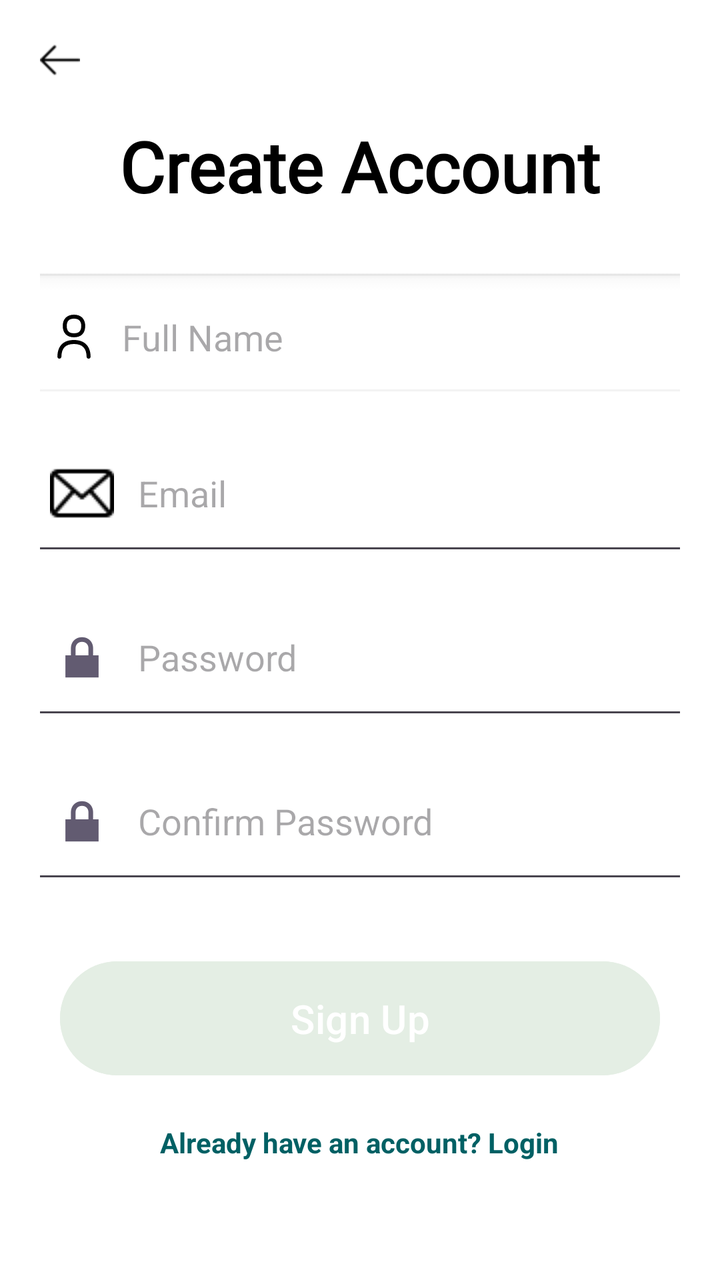
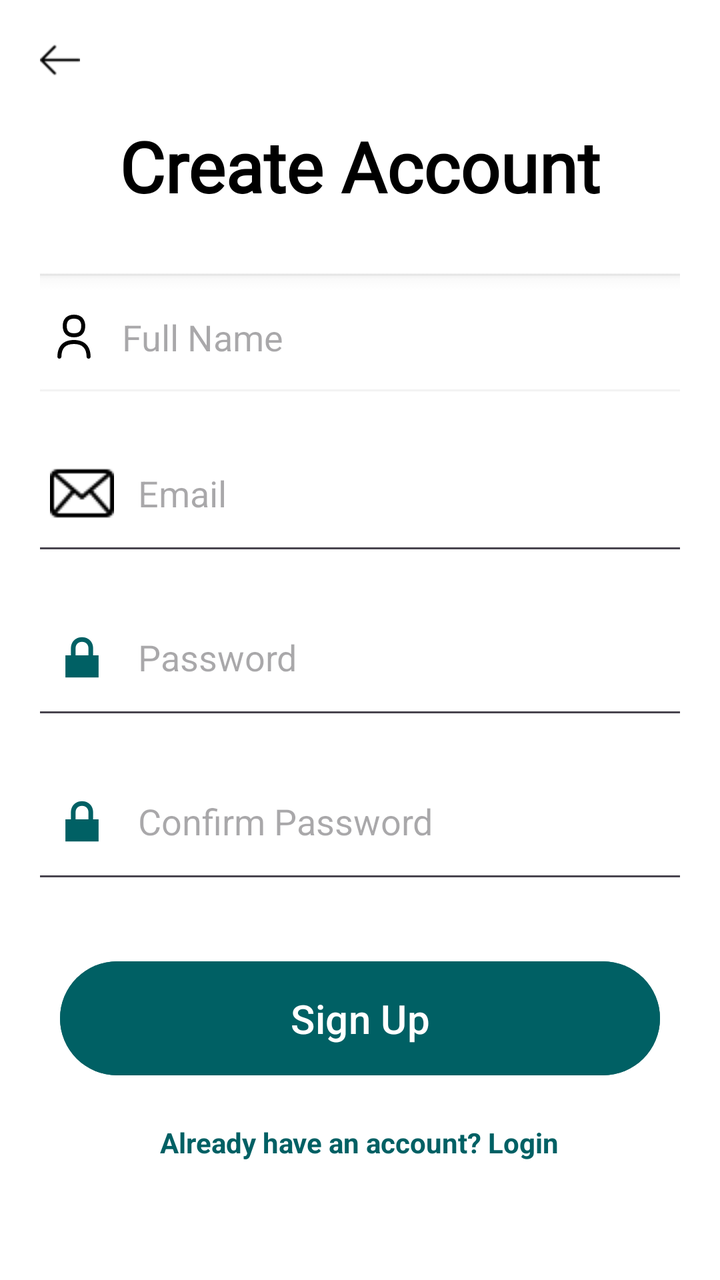

An Android layout rendered at two revisions. The XML below is the earlier revision; the diff shows what the commit changed to produce the second picture.
<!-- AndroidManifest.xml: application theme Theme.HabitMood -->
<!-- res/layout/activity_signup.xml -->
<?xml version="1.0" encoding="utf-8"?>
<androidx.constraintlayout.widget.ConstraintLayout xmlns:android="http://schemas.android.com/apk/res/android"
    xmlns:app="http://schemas.android.com/apk/res-auto"
    xmlns:tools="http://schemas.android.com/tools"
    android:id="@+id/signup"
    android:layout_width="match_parent"
    android:layout_height="match_parent"
    tools:context=".SignUp"
    android:orientation="vertical"
    android:gravity="center"
    android:padding="20dp"
    android:background="@color/white">

    <ImageButton
        android:id="@+id/btnBack"
        android:layout_width="20dp"
        android:layout_height="20dp"
        android:background="?attr/selectableItemBackgroundBorderless"
        android:src="@drawable/back"
        android:contentDescription="Back"
        app:tint="@color/black"
        app:layout_constraintStart_toStartOf="parent"
        app:layout_constraintTop_toTopOf="parent"
        android:scaleType="fitCenter"/>

    <LinearLayout
        android:layout_width="match_parent"
        android:layout_height="wrap_content"
        android:orientation="vertical"
        android:gravity="center"
        app:layout_constraintBottom_toBottomOf="parent"
        app:layout_constraintTop_toTopOf="parent"
        app:layout_constraintStart_toStartOf="parent"
        app:layout_constraintEnd_toEndOf="parent">

        <TextView
            android:layout_width="wrap_content"
            android:layout_height="wrap_content"
            android:text="Create Account"
            android:textSize="35sp"
            android:fontFamily="@font/comfortaa"
            android:textStyle="bold"
            android:textColor="@color/black"
            android:layout_marginBottom="30dp"/>

        <EditText
            android:id="@+id/nameField"
            android:layout_width="350dp"
            android:layout_height="wrap_content"
            android:padding="20dp"
            android:hint="Full Name"
            android:inputType="textPersonName"
            android:background="@android:drawable/edit_text"
            android:drawableStart="@drawable/user"
            android:drawablePadding="12dp"
            android:layout_marginBottom="10dp"/>

        <EditText
            android:id="@+id/emailFieldSignUp"
            android:layout_width="350dp"
            android:layout_height="wrap_content"
            android:padding="20dp"
            android:hint="Email"
            android:inputType="textEmailAddress"
            android:drawableStart="@drawable/email2"
            android:drawablePadding="12dp"
            android:layout_marginBottom="10dp"/>

        <EditText
            android:id="@+id/passwordFieldSignUp"
            android:layout_width="350dp"
            android:layout_height="wrap_content"
            android:padding="20dp"
            android:hint="Password"
            android:inputType="textPassword"
            android:drawableStart="@android:drawable/ic_lock_lock"
            android:drawablePadding="12dp"
            android:layout_marginBottom="10dp"/>

        <EditText
            android:id="@+id/confirmPasswordField"
            android:layout_width="350dp"
            android:layout_height="wrap_content"
            android:padding="20dp"
            android:hint="Confirm Password"
            android:inputType="textPassword"
            android:drawableStart="@android:drawable/ic_lock_lock"
            android:drawablePadding="12dp"
            android:layout_marginBottom="30dp"/>

        <Button
            android:id="@+id/btnRegister"
            android:layout_width="300dp"
            android:layout_height="wrap_content"
            android:backgroundTint="@color/light_green"
            android:padding="15dp"
            android:text="Sign Up"
            android:textSize="20sp"/>

        <TextView
            android:id="@+id/tvGoToLogin"
            android:layout_width="wrap_content"
            android:layout_height="wrap_content"
            android:layout_marginTop="20dp"
            android:text="Already have an account? Login"
            android:textColor="#006064"
            android:textStyle="bold"/>

    </LinearLayout>
</androidx.constraintlayout.widget.ConstraintLayout>
<!-- resources referenced by this layout -->
<resources>
  <color name="black">#FF000000</color>
  <color name="light_green">#E4EEE4</color>
  <color name="white">#FFFFFFFF</color>
  <!-- drawable back: png bitmap (drawable, 309 bytes) -->
  <!-- drawable email2: png bitmap (drawable, 485 bytes) -->
  <!-- drawable user: png bitmap (drawable, 1407 bytes) -->
  <style name="Theme.HabitMood" parent="Base.Theme.HabitMood" />
  <style name="Base.Theme.HabitMood" parent="Theme.Material3.DayNight.NoActionBar">
          
          
      </style>
</resources>

<!-- the commit's change to res/layout/activity_signup.xml (unified diff, before → after) -->
@@ -92,7 +92,7 @@
             android:id="@+id/btnRegister"
             android:layout_width="300dp"
             android:layout_height="wrap_content"
-            android:backgroundTint="@color/light_green"
+            android:backgroundTint="@color/green"
             android:padding="15dp"
             android:text="Sign Up"
             android:textSize="20sp"/>
<!-- resource entries referenced after the edit -->
@@ -1,15 +1,20 @@
 <!-- resources referenced by this layout -->
 <resources>
   <color name="black">#FF000000</color>
-  <color name="light_green">#E4EEE4</color>
+  <color name="green">#006064</color>
   <color name="white">#FFFFFFFF</color>
   <!-- drawable back: png bitmap (drawable, 309 bytes) -->
   <!-- drawable email2: png bitmap (drawable, 485 bytes) -->
   <!-- drawable user: png bitmap (drawable, 1407 bytes) -->
   <style name="Theme.HabitMood" parent="Base.Theme.HabitMood" />
   <style name="Base.Theme.HabitMood" parent="Theme.Material3.DayNight.NoActionBar">
-          
-          
+          <item name="colorPrimary">@color/green</item>
+  
+          <item name="colorPrimaryContainer">@color/green</item>
+          <item name="colorOnPrimaryContainer">@color/white</item>
+  
+          <item name="colorSecondary">@color/green</item>
+          <item name="colorOnSecondary">@color/white</item>
       </style>
 </resources>
 
